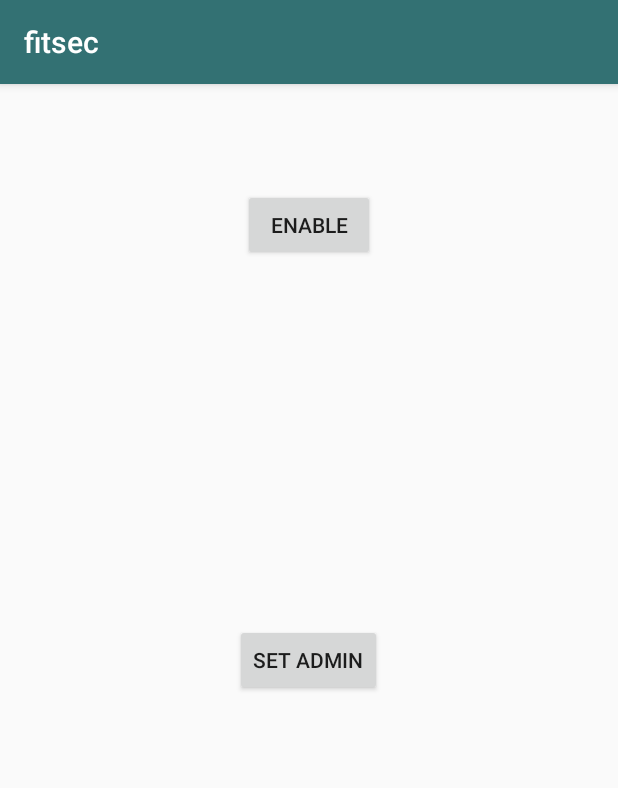
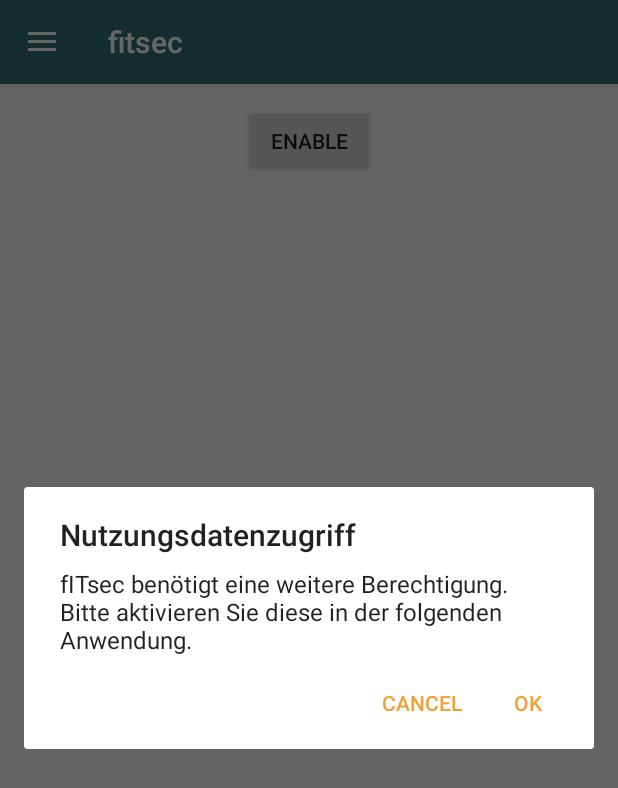
Before and after one commit to BraunreutherA/fitsec, an Android app: the screen it shows after launch (SettingsActivity), after a tap on "ENABLE", on a phone screen of 412 x 824 dp. Shown: the top 788 px of the screen. Run offline under Robolectric (Android 15) with nearby library versions, the phone set to English and light mode, and no system bars; our stand-ins replace Timber; libraries missing offline, so code that uses them is left out: com.facebook.stetho, com.parse, com.uphyca.stetho_realm, io.realm; 5 statements that could not run were skipped.

Commit message:
Navigation drawer. Check for app open. Check if app is in secured list. Ask for usage stats permission.

```diff
--- a/app/src/main/AndroidManifest.xml
+++ b/app/src/main/AndroidManifest.xml
@@ -33,7 +33,8 @@
             </intent-filter>
         </receiver>
 
-        <activity android:name=".SettingsActivity">
+        <activity android:name=".SettingsActivity"
+            android:theme="@style/AppTheme.NoActionBar">
             <intent-filter>
                 <action android:name="android.intent.action.MAIN" />
 
--- a/app/src/main/java/secureapps/com/fitsec/AppService.java
+++ b/app/src/main/java/secureapps/com/fitsec/AppService.java
@@ -32,7 +32,7 @@ public class AppService {
         return query.findAllAsync();
     }
 
-    public boolean isAppSecured(String packageName) {
+    public static boolean isAppSecured(String packageName) {
         Realm realm = Realm.getDefaultInstance();
         RealmQuery<RealmApp> query = realm.where(RealmApp.class).equalTo("packageName", packageName);
 
--- a/app/src/main/java/secureapps/com/fitsec/SettingsActivity.java
+++ b/app/src/main/java/secureapps/com/fitsec/SettingsActivity.java
@@ -1,22 +1,45 @@
 package secureapps.com.fitsec;
 
 import android.app.Activity;
+import android.app.AlertDialog;
 import android.app.admin.DevicePolicyManager;
 import android.content.ComponentName;
 import android.content.Context;
+import android.content.DialogInterface;
 import android.content.Intent;
 import android.provider.Settings;
+import android.support.design.widget.NavigationView;
+import android.support.v4.view.GravityCompat;
+import android.support.v4.widget.DrawerLayout;
+import android.support.v7.app.ActionBarDrawerToggle;
 import android.support.v7.app.AppCompatActivity;
 import android.os.Bundle;
+import android.support.v7.widget.Toolbar;
+import android.view.MenuItem;
 import android.view.View;
 import android.widget.Button;
 
-public class SettingsActivity extends AppCompatActivity {
+import java.util.Timer;
+import java.util.TimerTask;
+
+public class SettingsActivity extends AppCompatActivity implements NavigationView.OnNavigationItemSelectedListener{
 
     @Override
     protected void onCreate(Bundle savedInstanceState) {
         super.onCreate(savedInstanceState);
-        setContentView(R.layout.activity_settings);
+        setContentView(R.layout.activity_start);
+
+        Toolbar toolbar = (Toolbar) findViewById(R.id.toolbar);
+        setSupportActionBar(toolbar);
+
+        DrawerLayout drawer = (DrawerLayout) findViewById(R.id.drawer_layout);
+        ActionBarDrawerToggle toggle = new ActionBarDrawerToggle(
+                this, drawer, toolbar, R.string.navigation_drawer_open, R.string.navigation_drawer_close);
+        drawer.setDrawerListener(toggle);
+        toggle.syncState();
+
+        NavigationView navigationView = (NavigationView) findViewById(R.id.nav_view);
+        navigationView.setNavigationItemSelectedListener(SettingsActivity.this);
 
         final DevicePolicyManager devicePolicyManager = (DevicePolicyManager)getSystemService(Context.DEVICE_POLICY_SERVICE);
 
@@ -26,9 +49,29 @@ public class SettingsActivity extends AppCompatActivity {
         enableUserStats.setOnClickListener(new View.OnClickListener() {
             @Override
             public void onClick(View v) {
+
                 if(ControlOpenApp.getUsageStatsList(thisActivity).isEmpty()){
-                    Intent intent = new Intent(Settings.ACTION_USAGE_ACCESS_SETTINGS);
-                    startActivity(intent);
+                    new AlertDialog.Builder(SettingsActivity.this)
+                            .setTitle("Nutzungsdatenzugriff")
+                            .setMessage("fITsec benötigt eine weitere Berechtigung. Bitte aktivieren Sie diese in der folgenden Anwendung.")
+                            .setPositiveButton(android.R.string.yes, new DialogInterface.OnClickListener() {
+                                public void onClick(DialogInterface dialog, int which) {
+                                    Intent intent = new Intent(Settings.ACTION_USAGE_ACCESS_SETTINGS);
+                                    startActivity(intent);
+                                }
+                            })
+                            .setNegativeButton(android.R.string.no, new DialogInterface.OnClickListener() {
+                                public void onClick(DialogInterface dialog, int which) {
+                                    //Nothing happens
+                                }
+                            })
+                            .show();
+                    if (ControlOpenApp.getUsageStatsList(thisActivity).isEmpty()){
+                        startCatchOpenAppData();
+                    }
+                }
+                else{
+                    startCatchOpenAppData();
                 }
             }
         });
@@ -50,4 +93,40 @@ public class SettingsActivity extends AppCompatActivity {
             }
         });
     }
+
+    private void startCatchOpenAppData(){
+        Timer timer = new Timer();
+        TimerTask refresher = new TimerTask() {
+            public void run() {
+                ControlOpenApp.printCurrentUsageStatus(SettingsActivity.this);
+            };
+        };
+        timer.scheduleAtFixedRate(refresher, 100,100);
+    }
+
+    @Override
+    public void onBackPressed() {
+        DrawerLayout drawer = (DrawerLayout) findViewById(R.id.drawer_layout);
+        if (drawer.isDrawerOpen(GravityCompat.START)) {
+            drawer.closeDrawer(GravityCompat.START);
+        } else {
+            super.onBackPressed();
+        }
+    }
+
+    @SuppressWarnings("StatementWithEmptyBody")
+    @Override
+    public boolean onNavigationItemSelected(MenuItem item) {
+        int id = item.getItemId();
+        if (id == R.id.nav_home) {
+            // Nothing happens
+        } else if (id == R.id.nav_list) {
+            //TODO maybe enter passwort here to get access to list
+            Intent mainListActivity = new Intent(SettingsActivity.this, MainActivity.class);
+            startActivity(mainListActivity);
+        }
+        DrawerLayout drawer = (DrawerLayout) findViewById(R.id.drawer_layout);
+        drawer.closeDrawer(GravityCompat.START);
+        return true;
+    }
 }
--- a/app/src/main/res/layout/activity_settings.xml
+++ b/app/src/main/res/layout/activity_settings.xml
@@ -7,7 +7,8 @@
     android:paddingLeft="@dimen/activity_horizontal_margin"
     android:paddingRight="@dimen/activity_horizontal_margin"
     android:paddingTop="@dimen/activity_vertical_margin"
-    tools:context="secureapps.com.fitsec.SettingsActivity">
+    tools:context="secureapps.com.fitsec.SettingsActivity"
+    tools:showIn="@layout/app_bar_main">
 
     <Button
         android:layout_width="wrap_content"
--- /dev/null
+++ b/app/src/main/res/layout/activity_start.xml
@@ -0,0 +1,25 @@
+<?xml version="1.0" encoding="utf-8"?>
+<android.support.v4.widget.DrawerLayout xmlns:android="http://schemas.android.com/apk/res/android"
+    xmlns:app="http://schemas.android.com/apk/res-auto"
+    xmlns:tools="http://schemas.android.com/tools"
+    android:id="@+id/drawer_layout"
+    android:layout_width="match_parent"
+    android:layout_height="match_parent"
+    android:fitsSystemWindows="true"
+    tools:openDrawer="start">
+
+    <include
+        layout="@layout/app_bar_main"
+        android:layout_width="match_parent"
+        android:layout_height="match_parent" />
+
+    <android.support.design.widget.NavigationView
+        android:id="@+id/nav_view"
+        android:layout_width="wrap_content"
+        android:layout_height="match_parent"
+        android:layout_gravity="start"
+        android:fitsSystemWindows="true"
+
+        app:menu="@menu/activity_main_drawer" />
+
+</android.support.v4.widget.DrawerLayout>
--- /dev/null
+++ b/app/src/main/res/layout/app_bar_main.xml
@@ -0,0 +1,26 @@
+<?xml version="1.0" encoding="utf-8"?>
+<android.support.design.widget.CoordinatorLayout xmlns:android="http://schemas.android.com/apk/res/android"
+    xmlns:app="http://schemas.android.com/apk/res-auto"
+    xmlns:tools="http://schemas.android.com/tools"
+    android:layout_width="match_parent"
+    android:layout_height="match_parent"
+    android:fitsSystemWindows="true"
+    tools:context="secureapps.com.fitsec.SettingsActivity">
+
+    <android.support.design.widget.AppBarLayout
+        android:layout_width="match_parent"
+        android:layout_height="wrap_content"
+        android:theme="@style/AppTheme.AppBarOverlay">
+
+        <android.support.v7.widget.Toolbar
+            android:id="@+id/toolbar"
+            android:layout_width="match_parent"
+            android:layout_height="?attr/actionBarSize"
+            android:background="?attr/colorPrimary"
+            app:popupTheme="@style/AppTheme.PopupOverlay" />
+
+    </android.support.design.widget.AppBarLayout>
+
+    <include layout="@layout/activity_settings" />
+
+</android.support.design.widget.CoordinatorLayout>
--- /dev/null
+++ b/app/src/main/res/menu/activity_main_drawer.xml
@@ -0,0 +1,13 @@
+<?xml version="1.0" encoding="utf-8"?>
+<menu xmlns:android="http://schemas.android.com/apk/res/android">
+
+    <group android:checkableBehavior="single">
+        <item
+            android:id="@+id/nav_home"
+            android:title="Home" />
+        <item
+            android:id="@+id/nav_list"
+            android:title="List" />
+    </group>
+
+</menu>
--- /dev/null
+++ b/app/src/main/res/values-w820dp/styles.xml
@@ -0,0 +1,9 @@
+<resources>
+
+    <style name="AppTheme.NoActionBar">
+        <item name="windowActionBar">false</item>
+        <item name="windowNoTitle">true</item>
+        <item name="android:windowDrawsSystemBarBackgrounds">true</item>
+        <item name="android:statusBarColor">@android:color/transparent</item>
+    </style>
+</resources>
--- a/app/src/main/res/values/strings.xml
+++ b/app/src/main/res/values/strings.xml
@@ -1,3 +1,6 @@
 <resources>
     <string name="app_name">fitsec</string>
+
+    <string name="navigation_drawer_open">Open navigation drawer</string>
+    <string name="navigation_drawer_close">Close navigation drawer</string>
 </resources>
--- a/app/src/main/res/values/styles.xml
+++ b/app/src/main/res/values/styles.xml
@@ -8,4 +8,13 @@
         <item name="colorAccent">@color/colorAccent</item>
     </style>
 
+    <style name="AppTheme.NoActionBar">
+        <item name="windowActionBar">false</item>
+        <item name="windowNoTitle">true</item>
+    </style>
+
+    <style name="AppTheme.AppBarOverlay" parent="ThemeOverlay.AppCompat.Dark.ActionBar" />
+
+    <style name="AppTheme.PopupOverlay" parent="ThemeOverlay.AppCompat.Light" />
+
 </resources>
```
Also changed, not shown: app/src/main/java/secureapps/com/fitsec/ControlOpenApp.java (+15 -20 lines), app/src/main/java/secureapps/com/fitsec/MainActivity.java (+0 -8 lines).
